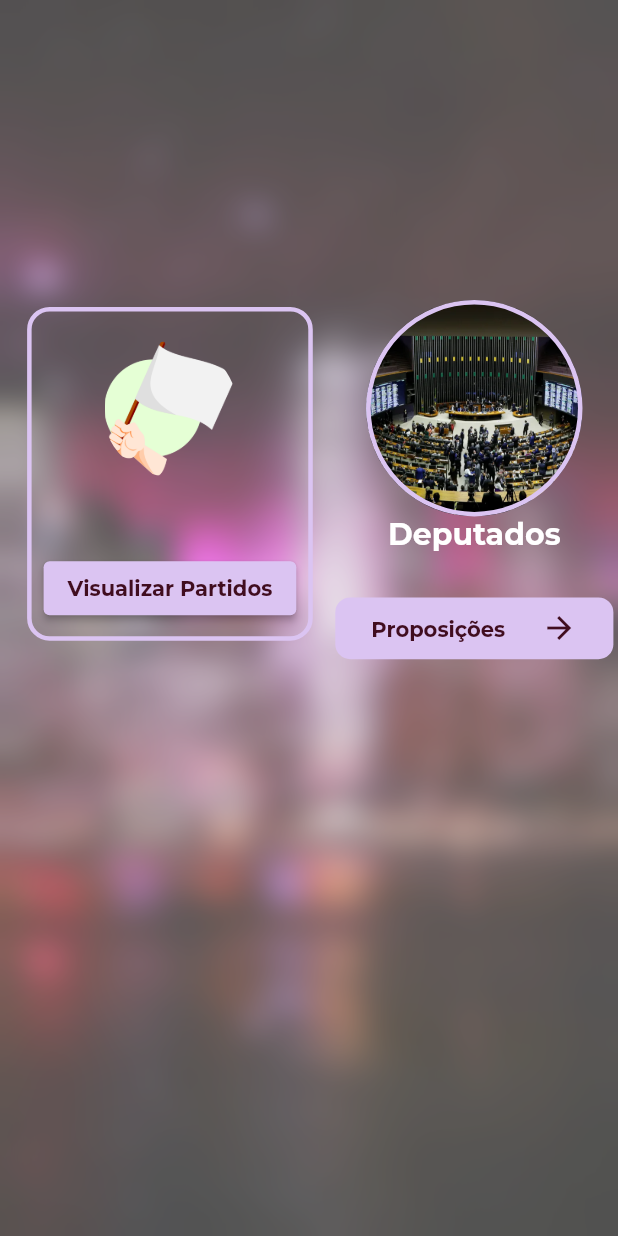
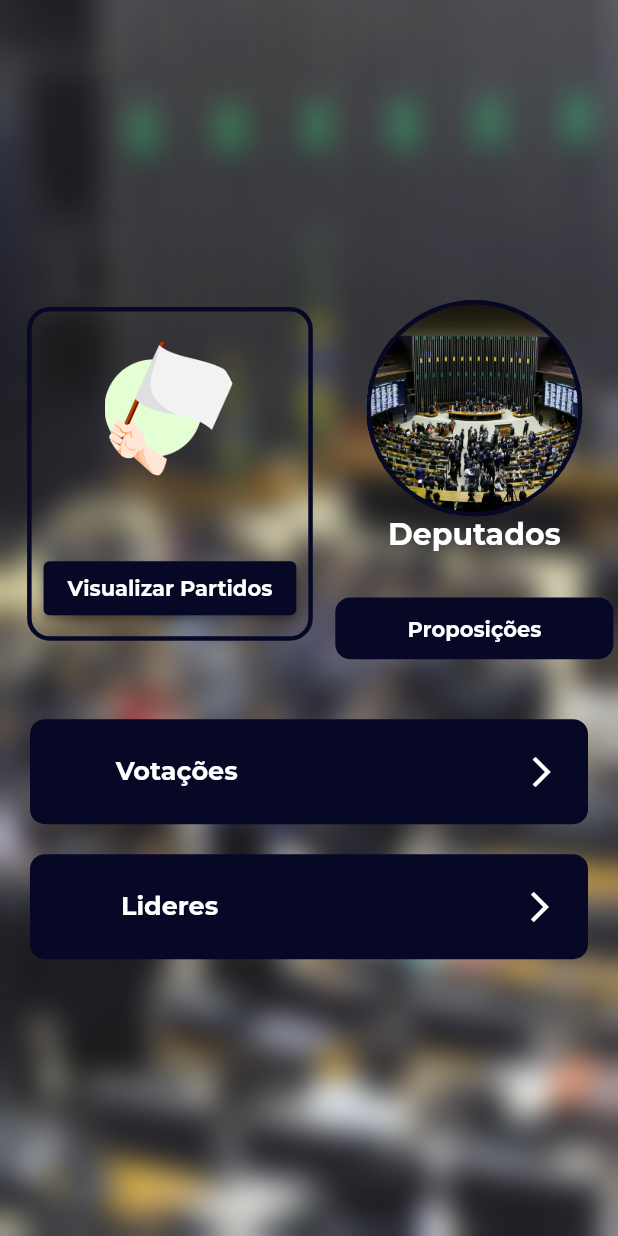
Before and after one commit to wdvictor/vigia_deputados, a Flutter app: the screen it shows after launch, on a phone screen of 412 x 824 dp. Run offline on Flutter 3.47's test engine with Material 2 defaults, Android fonts, the light colour scheme and no system bars; our stand-ins replace google_fonts, syncfusion_flutter_charts.

Commit message:
changing design again

```diff
--- a/lib/pages/homepage/home_page.dart
+++ b/lib/pages/homepage/home_page.dart
@@ -1,6 +1,8 @@
 import 'dart:ui';
 
 import 'package:flutter/material.dart';
+import 'package:google_fonts/google_fonts.dart';
+import 'package:vigia_deputados/helpers/color_lib.dart';
 import 'package:vigia_deputados/pages/homepage/homepage_widgets/deputados_widget.dart';
 import 'package:vigia_deputados/pages/homepage/homepage_widgets/partidos_widget.dart';
 import 'package:vigia_deputados/pages/homepage/homepage_widgets/proposicoes_widget.dart';
@@ -26,12 +28,12 @@ class _HomePageState extends State<HomePage> {
           decoration: const BoxDecoration(
               image: DecorationImage(
                   fit: BoxFit.cover,
-                  image: AssetImage('images/background.jpg'))),
+                  image: AssetImage('images/CAMARA_01.jpg'))),
         ),
         BackdropFilter(
           filter: ImageFilter.blur(sigmaX: 10, sigmaY: 10),
           child: Container(
-            color: Colors.white.withOpacity(0.3),
+            color: Colors.white.withOpacity(0.1),
             width: size.width,
             height: size.height,
             child: Column(children: [
@@ -62,10 +64,22 @@ class _HomePageState extends State<HomePage> {
                   ],
                 ),
               ),
-              const Expanded(
+              Expanded(
                 flex: 2,
                 child: Column(
-                  children: [],
+                  children: [
+                    const SizedBox(
+                      height: 30,
+                    ),
+                    AnimatedButton(
+                        animationMilliseconds: 1000,
+                        child: MenuOptionButton(
+                            title: 'Votações', callback: () {})),
+                    AnimatedButton(
+                        animationMilliseconds: 1250,
+                        child: MenuOptionButton(
+                            title: 'Lideres', callback: () {})),
+                  ],
                 ),
               )
             ]),
@@ -75,3 +89,42 @@ class _HomePageState extends State<HomePage> {
     ));
   }
 }
+
+class MenuOptionButton extends StatelessWidget {
+  const MenuOptionButton(
+      {Key? key, required this.title, required this.callback})
+      : super(key: key);
+  final String title;
+  final VoidCallback callback;
+  @override
+  Widget build(BuildContext context) {
+    return Container(
+      margin: const EdgeInsets.symmetric(horizontal: 20, vertical: 10),
+      height: 70,
+      decoration: BoxDecoration(
+          color: ColorLib.darkBlue.color,
+          //border: Border.all(color: ColorLib.darkBlue.color, width: 2),
+          borderRadius: BorderRadius.circular(10)),
+      child: Row(
+        children: [
+          const Spacer(
+            flex: 3,
+          ),
+          Text(
+            title,
+            style: GoogleFonts.montserrat(
+                color: Colors.white, fontWeight: FontWeight.bold, fontSize: 17),
+          ),
+          const Spacer(
+            flex: 10,
+          ),
+          const Icon(
+            Icons.arrow_forward_ios,
+            color: Colors.white,
+          ),
+          const Spacer(),
+        ],
+      ),
+    );
+  }
+}
--- a/lib/pages/homepage/homepage_widgets/deputados_widget.dart
+++ b/lib/pages/homepage/homepage_widgets/deputados_widget.dart
@@ -20,14 +20,11 @@ class _DeputadosWidgetState extends State<DeputadosWidget> {
           clipBehavior: Clip.hardEdge,
           alignment: Alignment.bottomCenter,
           decoration: BoxDecoration(
-              border: Border.all(color: ColorLib.greyPink.color, width: 3),
+              border: Border.all(color: ColorLib.darkBlue.color, width: 3),
               image: const DecorationImage(
                   fit: BoxFit.cover, image: AssetImage('images/camara.png')),
               shape: BoxShape.circle,
-              color: ColorLib.greyPink.color),
-          child: const Padding(
-            padding: EdgeInsets.only(bottom: 20.0),
-          ),
+              color: ColorLib.darkBlue.color),
         ),
         Text(
           'Deputados',
--- a/lib/pages/homepage/homepage_widgets/partidos_widget.dart
+++ b/lib/pages/homepage/homepage_widgets/partidos_widget.dart
@@ -1,6 +1,8 @@
+import 'package:flutter/cupertino.dart';
 import 'package:flutter/material.dart';
 import 'package:google_fonts/google_fonts.dart';
 import 'package:vigia_deputados/helpers/color_lib.dart';
+import 'package:vigia_deputados/pages/partidos_page/partidos_page.dart';
 
 class PartidosWidget extends StatefulWidget {
   const PartidosWidget({Key? key, required this.animationMilliseconds})
@@ -14,13 +16,14 @@ class _PartidosWidgetState extends State<PartidosWidget>
     with SingleTickerProviderStateMixin {
   @override
   Widget build(BuildContext context) {
+    final Size size = MediaQuery.of(context).size;
     return Container(
-      height: MediaQuery.of(context).size.height * 0.27,
+      height: size.height * 0.27,
       margin: const EdgeInsets.symmetric(
         horizontal: 15,
       ),
       decoration: BoxDecoration(
-        border: Border.all(color: ColorLib.greyPink.color, width: 3),
+        border: Border.all(color: ColorLib.darkBlue.color, width: 3),
         borderRadius: BorderRadius.circular(15),
       ),
       child: Column(
@@ -44,16 +47,18 @@ class _PartidosWidgetState extends State<PartidosWidget>
             child: ElevatedButton(
                 style: ButtonStyle(
                   foregroundColor: MaterialStateColor.resolveWith(
-                    (states) => ColorLib.pinkBrown.color,
+                    (states) => ColorLib.darkBlue.color,
                   ),
                   backgroundColor: MaterialStateColor.resolveWith(
-                    (states) => ColorLib.greyPink.color,
+                    (states) => ColorLib.darkBlue.color,
                   ),
                 ),
-                onPressed: () {},
+                onPressed: () => Navigator.push(context,
+                    CupertinoPageRoute(builder: (_) => const PartidosPage())),
                 child: Text(
                   'Visualizar Partidos',
-                  style: GoogleFonts.montserrat(fontWeight: FontWeight.bold),
+                  style: GoogleFonts.montserrat(
+                      color: Colors.white, fontWeight: FontWeight.bold),
                 )),
           )
         ],
--- a/lib/pages/homepage/homepage_widgets/proposicoes_widget.dart
+++ b/lib/pages/homepage/homepage_widgets/proposicoes_widget.dart
@@ -11,26 +11,18 @@ class ProposicoesWidget extends StatelessWidget {
   Widget build(BuildContext context) {
     final Size size = MediaQuery.of(context).size;
     return Container(
+      alignment: Alignment.center,
       margin: const EdgeInsets.only(top: 30),
       width: size.width * 0.45,
       height: size.height * 0.05,
       decoration: BoxDecoration(
-        color: ColorLib.greyPink.color,
+        color: ColorLib.darkBlue.color,
         borderRadius: BorderRadius.circular(10),
       ),
-      child: Row(
-        mainAxisAlignment: MainAxisAlignment.spaceEvenly,
-        children: [
-          Text(
-            'Proposições',
-            style: GoogleFonts.montserrat(
-                color: ColorLib.pinkBrown.color, fontWeight: FontWeight.bold),
-          ),
-          Icon(
-            Icons.arrow_forward,
-            color: ColorLib.pinkBrown.color,
-          )
-        ],
+      child: Text(
+        'Proposições',
+        style: GoogleFonts.montserrat(
+            color: Colors.white, fontWeight: FontWeight.bold),
       ),
     );
   }
--- a/lib/pages/partidos_page/partido_grid_widget.dart
+++ b/lib/pages/partidos_page/partido_grid_widget.dart
@@ -1,6 +1,7 @@
 import 'package:flutter/cupertino.dart';
 import 'package:flutter/material.dart' show Material, Colors;
 import 'package:google_fonts/google_fonts.dart';
+import 'package:vigia_deputados/helpers/color_lib.dart';
 import 'package:vigia_deputados/models/partidos_response.dart';
 import 'package:vigia_deputados/pages/partidos_page/partido_profile/partido_profile_page.dart';
 
@@ -79,6 +80,7 @@ class _PartidoWidgetState extends State<PartidoWidget>
                     child: Container(
                       height: 70,
                       decoration: BoxDecoration(
+                        color: ColorLib.darkBlue.color,
                         borderRadius: BorderRadius.circular(
                           10,
                         ),
```
Also changed, not shown: lib/helpers/color_lib.dart (+6 -6 lines), lib/pages/partidos_page/partidos_page.dart (+29 -8 lines), lib/pages/partidos_page/sort_dropdown_widget.dart (+39 -35 lines), images/CAMARA_01.jpg (added).
